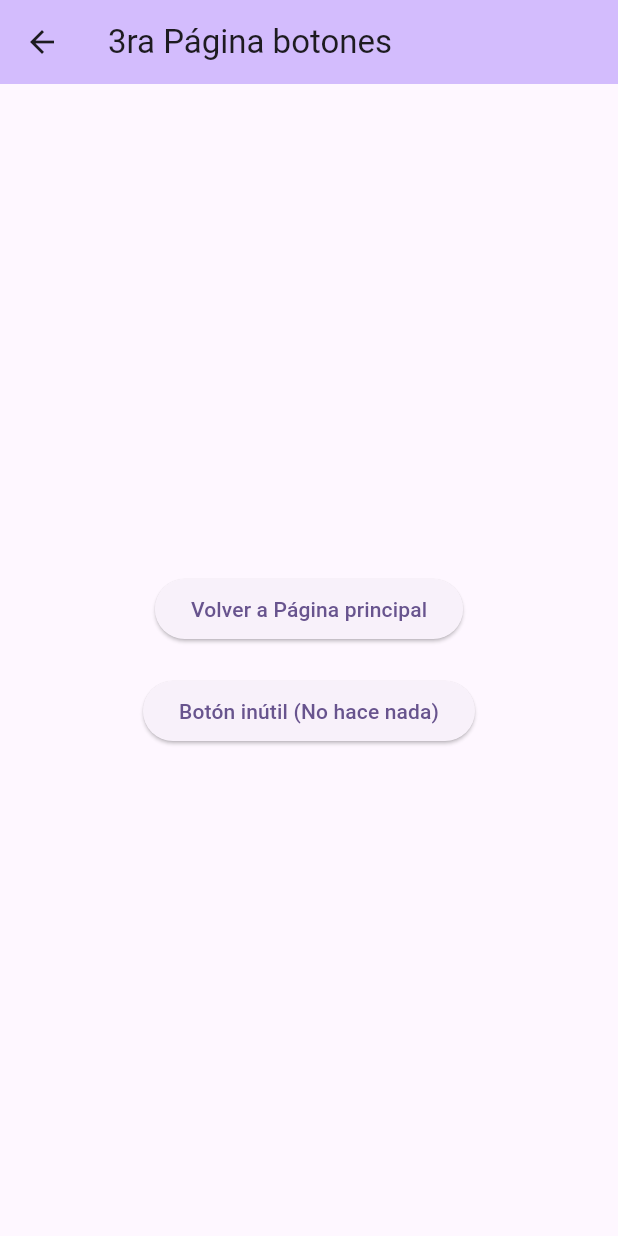
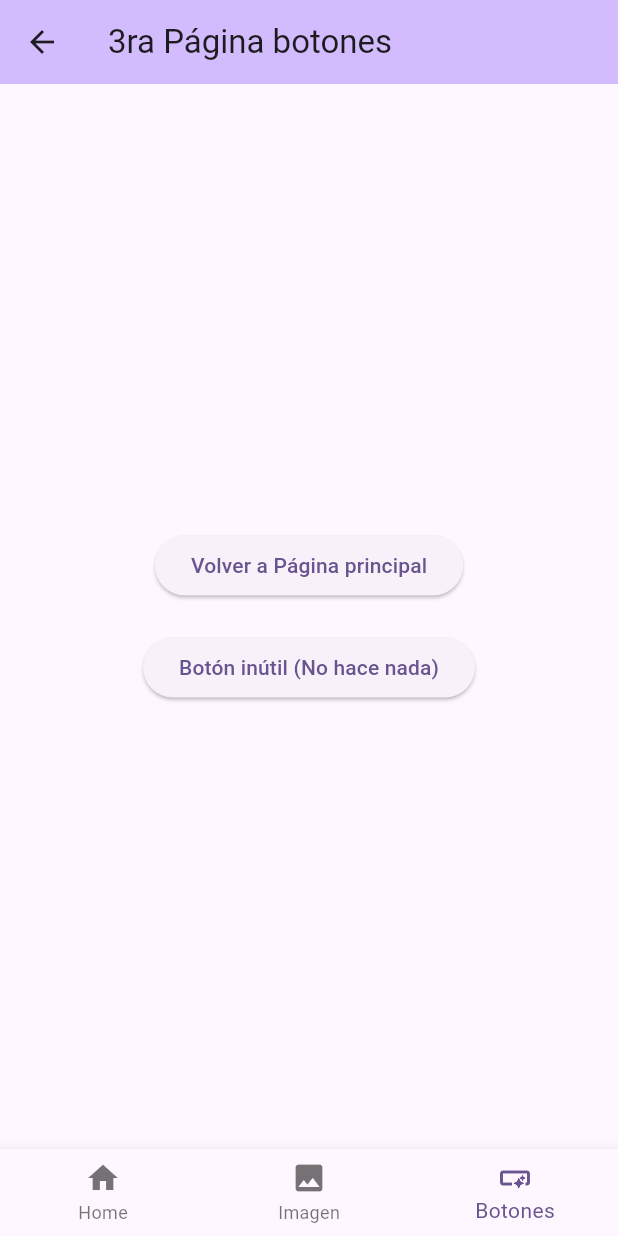
Before and after one commit to LockHurb/pruebaGoogle, a Flutter app: the screen it shows after launch, after a tap on "Ir a 3ra Página botones", on a phone screen of 412 x 824 dp. Run offline on Flutter 3.47's test engine with Material 3 defaults, Android fonts, the phone set to English and light mode, and no system bars; our stand-ins replace firebase_analytics, firebase_core, go_router; accounts and stored records are empty; network calls fail.

Commit message:
navigation bar

```diff
--- a/prueba/lib/router.dart
+++ b/prueba/lib/router.dart
@@ -1,35 +1,82 @@
 import 'package:go_router/go_router.dart';
 import 'package:flutter/material.dart';
 import 'analytics_service.dart';
-import 'main.dart'; // Permite acceder a las páginas (MyHomePage, SecondPage, ThirdPage)
+import 'main.dart';
+
+final GlobalKey<NavigatorState> rootNavigatorKey = GlobalKey<NavigatorState>();
 
 String? _lastLocation;
 
 void setupAnalyticsTracking(GoRouter targetRouter) {
   targetRouter.routerDelegate.addListener(() {
     final uri = targetRouter.routeInformationProvider.value.uri.toString();
-
     if (_lastLocation == uri) return;
     _lastLocation = uri;
-
     final matches = targetRouter.routerDelegate.currentConfiguration;
     if (matches.isEmpty) return;
-
     final lastMatch = matches.last;
     final screenName = lastMatch.route.name;
-
     if (screenName == null || screenName.isEmpty) return;
-
-    AnalyticsService.logScreen(screenName: screenName.toLowerCase());
+    AnalyticsService.logScreen(screenName: screenName);
   });
 }
 
+class NavShell extends StatefulWidget {
+  final Widget child;
+  final int currentIndex;
+  const NavShell({Key? key, required this.child, required this.currentIndex}) : super(key: key);
+
+  @override
+  State<NavShell> createState() => _NavShellState();
+}
+
+class _NavShellState extends State<NavShell> {
+  void _onItemTapped(int index) {
+    switch (index) {
+      case 0:
+        context.go('/');
+        break;
+      case 1:
+        context.go('/second');
+        break;
+      case 2:
+        context.go('/third');
+        break;
+    }
+  }
+
+  @override
+  Widget build(BuildContext context) {
+    return Scaffold(
+      body: widget.child,
+      bottomNavigationBar: BottomNavigationBar(
+        currentIndex: widget.currentIndex,
+        onTap: _onItemTapped,
+        items: const [
+          BottomNavigationBarItem(icon: Icon(Icons.home), label: 'Home'),
+          BottomNavigationBarItem(icon: Icon(Icons.image), label: 'Imagen'),
+          BottomNavigationBarItem(icon: Icon(Icons.smart_button), label: 'Botones'),
+        ],
+      ),
+    );
+  }
+}
+
 final GoRouter appRouter = GoRouter(
+  navigatorKey: rootNavigatorKey,
   initialLocation: '/',
+  routes: [
+    ShellRoute(
+      builder: (context, state, child) {
+        int idx = 0;
+        if (state.fullPath == '/second') idx = 1;
+        if (state.fullPath == '/third') idx = 2;
+        return NavShell(currentIndex: idx, child: child);
+      },
       routes: [
         GoRoute(
           path: '/',
-      name: 'Página principal',
+          name: 'home',
           builder: (context, state) => Title(
             title: 'Página principal',
             color: Colors.blue,
@@ -38,7 +85,7 @@ final GoRouter appRouter = GoRouter(
         ),
         GoRoute(
           path: '/second',
-      name: 'Segunda página',
+          name: 'second',
           builder: (context, state) => Title(
             title: 'Segunda página',
             color: Colors.blue,
@@ -47,7 +94,7 @@ final GoRouter appRouter = GoRouter(
         ),
         GoRoute(
           path: '/third',
-      name: '3ra Página botones',
+          name: 'third',
           builder: (context, state) => Title(
             title: '3ra Página botones',
             color: Colors.blue,
@@ -55,4 +102,6 @@ final GoRouter appRouter = GoRouter(
           ),
         ),
       ],
+    ),
+  ],
 );
```
Lines whose indentation alone changed are shown as unchanged.
